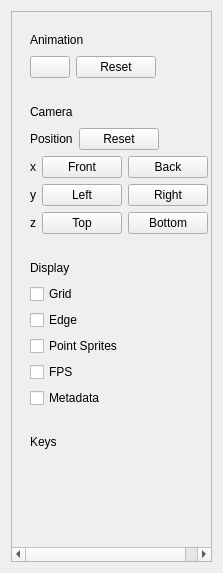
First picture: the form in src/sidebarwnd.ui, repository ccseer/f3dviewer, before the edit.
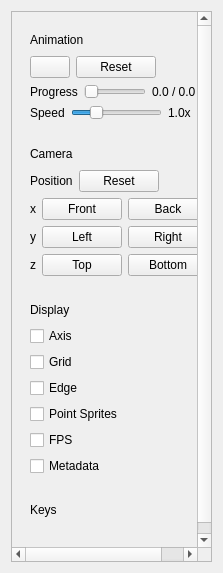
Second picture: the form after the edit.

Commit message: Sidebar: Add axis, animation progress and speed controls, and support state persistence

What changed in the file:
```diff
--- a/src/sidebarwnd.ui
+++ b/src/sidebarwnd.ui
@@ -84,6 +84,83 @@
             </item>
            </layout>
           </item>
+          <item row="2" column="0">
+           <layout class="QHBoxLayout" name="horizontalLayout_ani_progress">
+            <item>
+             <widget class="QLabel" name="label_ani_progress">
+              <property name="text">
+               <string>Progress</string>
+              </property>
+             </widget>
+            </item>
+            <item>
+             <widget class="QSlider" name="slider_ani_progress">
+              <property name="maximum">
+               <number>1000</number>
+              </property>
+              <property name="value">
+               <number>0</number>
+              </property>
+              <property name="orientation">
+               <enum>Qt::Orientation::Horizontal</enum>
+              </property>
+             </widget>
+            </item>
+            <item>
+             <widget class="QLabel" name="label_ani_progress_val">
+              <property name="text">
+               <string>0.0 / 0.0</string>
+              </property>
+              <property name="minimumSize">
+               <size>
+                <width>56</width>
+                <height>0</height>
+               </size>
+              </property>
+             </widget>
+            </item>
+           </layout>
+          </item>
+          <item row="3" column="0">
+           <layout class="QHBoxLayout" name="horizontalLayout_ani_speed">
+            <item>
+             <widget class="QLabel" name="label_ani_speed">
+              <property name="text">
+               <string>Speed</string>
+              </property>
+             </widget>
+            </item>
+            <item>
+             <widget class="QSlider" name="slider_ani_speed">
+              <property name="minimum">
+               <number>10</number>
+              </property>
+              <property name="maximum">
+               <number>400</number>
+              </property>
+              <property name="value">
+               <number>100</number>
+              </property>
+              <property name="orientation">
+               <enum>Qt::Orientation::Horizontal</enum>
+              </property>
+             </widget>
+            </item>
+            <item>
+             <widget class="QLabel" name="label_ani_speed_val">
+              <property name="text">
+               <string>1.0x</string>
+              </property>
+              <property name="minimumSize">
+               <size>
+                <width>40</width>
+                <height>0</height>
+               </size>
+              </property>
+             </widget>
+            </item>
+           </layout>
+          </item>
          </layout>
         </widget>
        </item>
@@ -268,6 +345,17 @@
           <item row="1" column="0">
            <layout class="QHBoxLayout" name="horizontalLayout_7">
             <item>
+             <widget class="QCheckBox" name="checkBox_display_axis">
+              <property name="text">
+               <string>Axis</string>
+              </property>
+             </widget>
+            </item>
+           </layout>
+          </item>
+          <item row="2" column="0">
+           <layout class="QHBoxLayout" name="horizontalLayout_7b">
+            <item>
              <widget class="QCheckBox" name="checkBox_display_grid">
               <property name="text">
                <string>Grid</string>
@@ -298,7 +386,7 @@
             </item>
            </layout>
           </item>
-          <item row="2" column="0">
+          <item row="3" column="0">
            <layout class="QHBoxLayout" name="horizontalLayout_8">
             <item>
              <widget class="QCheckBox" name="checkBox_display_edge">
@@ -333,7 +421,7 @@
             </item>
            </layout>
           </item>
-          <item row="3" column="0">
+          <item row="4" column="0">
            <layout class="QHBoxLayout" name="horizontalLayout_10">
             <item>
              <widget class="QCheckBox" name="checkBox_display_ponit_sprites">
```
The commit also changes 8 other files.
